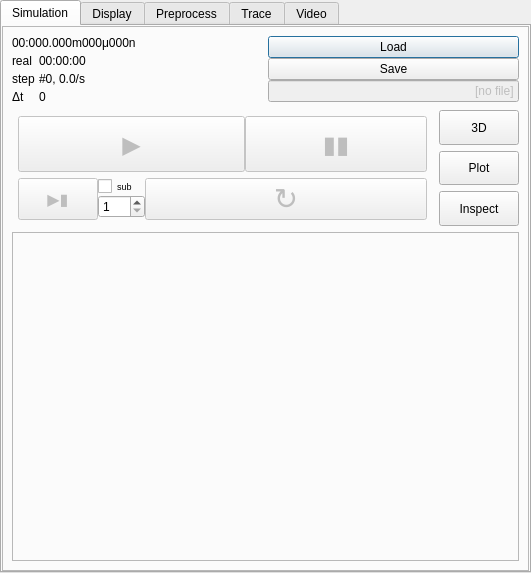
The window that gui/qt4/controller.ui (Azeko2xo/woodem) describes before a commit, drawn with Qt 5.
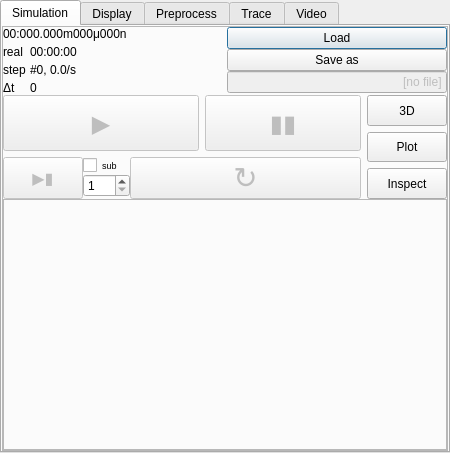
The same window after the commit. Icons and pictures are not drawn.

Commit message: 1. Visually improve spacing on the simulation panel

Patch:
```diff
--- a/gui/qt4/controller.ui
+++ b/gui/qt4/controller.ui
@@ -6,8 +6,8 @@
    <rect>
     <x>0</x>
     <y>0</y>
-    <width>531</width>
-    <height>573</height>
+    <width>450</width>
+    <height>453</height>
    </rect>
   </property>
   <property name="sizePolicy">
@@ -61,8 +61,17 @@
           <enum>QFrame::Raised</enum>
          </property>
          <layout class="QGridLayout" name="gridLayout_12">
+          <property name="margin">
+           <number>0</number>
+          </property>
+          <property name="spacing">
+           <number>0</number>
+          </property>
           <item row="0" column="0">
            <layout class="QGridLayout" name="simPageLayout">
+            <property name="spacing">
+             <number>0</number>
+            </property>
             <item row="0" column="0">
              <layout class="QHBoxLayout" name="horizontalLayout_5">
               <property name="spacing">
@@ -197,7 +206,7 @@
                    <string>Save current stimulation</string>
                   </property>
                   <property name="text">
-                   <string>Save</string>
+                   <string>Save as</string>
                   </property>
                  </widget>
                 </item>
@@ -238,12 +247,12 @@
                  <number>6</number>
                 </property>
                 <property name="margin">
-                 <number>6</number>
+                 <number>0</number>
                 </property>
                 <item>
                  <layout class="QHBoxLayout" name="horizontalLayout_3">
                   <property name="spacing">
-                   <number>0</number>
+                   <number>6</number>
                   </property>
                   <item>
                    <widget class="QPushButton" name="playButton">
@@ -438,6 +447,12 @@
               </item>
               <item>
                <layout class="QVBoxLayout" name="verticalLayout">
+                <property name="spacing">
+                 <number>6</number>
+                </property>
+                <property name="leftMargin">
+                 <number>6</number>
+                </property>
                 <item>
                  <widget class="QPushButton" name="show3dButton">
                   <property name="sizePolicy">
```
Left out of the diff: 12 changed lines with no effect on the pictures. The commit also changes 1 other file.
